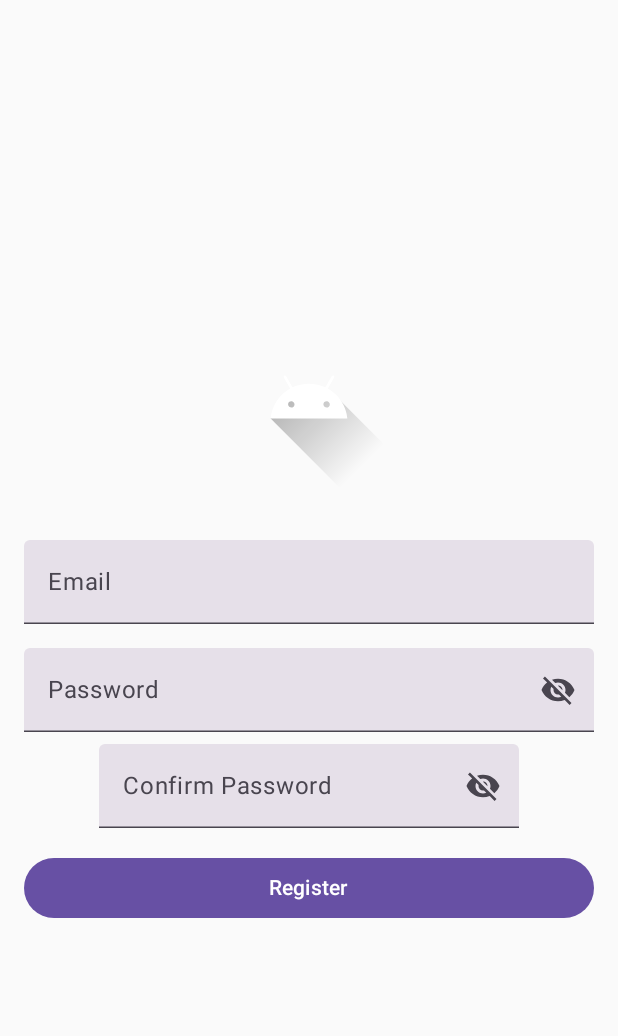
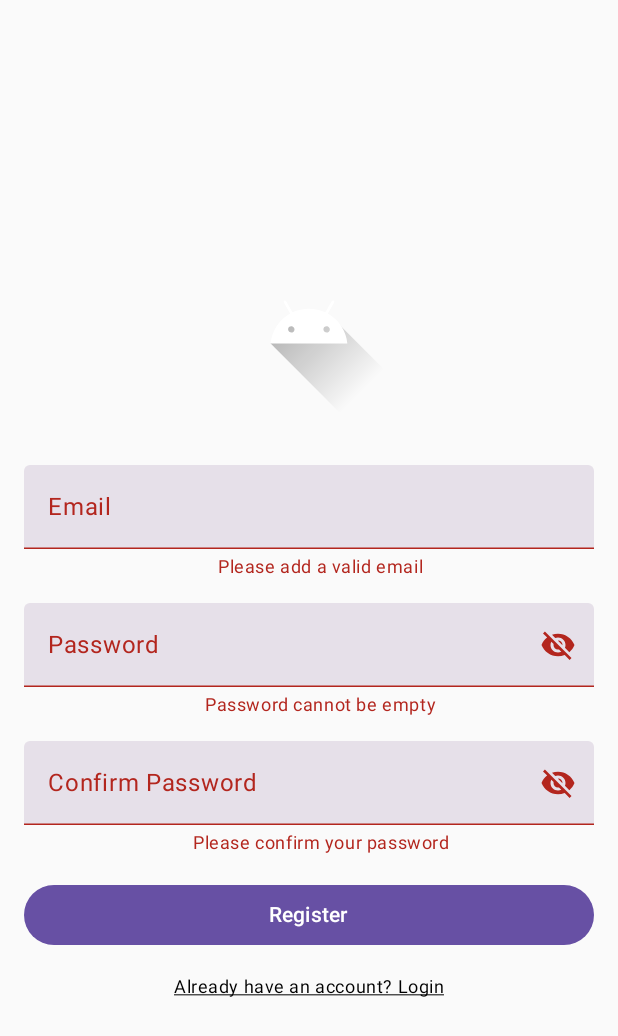
Before and after one commit to cristophergc/OilCollectionV2, an Android app built with Jetpack Compose: the RegisterScreen screen opened through its navigation route, after a tap on "Register", on a phone screen of 412 x 824 dp. Shown: the top 1036 px of the screen. Run offline under Robolectric (Android 15) with nearby library versions, the phone set to English and light mode, and no system bars; our stand-ins replace Firebase (no records; nobody signed in at launch, a user with empty details on screens opened directly).

Commit message:
add input fields errors

```diff
--- a/app/src/main/java/com/example/oilcollectionv2/AppNavigation.kt
+++ b/app/src/main/java/com/example/oilcollectionv2/AppNavigation.kt
@@ -1,6 +1,5 @@
 package com.example.oilcollectionv2
 
-import LoginScreen
 import androidx.compose.runtime.Composable
 import androidx.navigation.NavHostController
 import androidx.navigation.compose.NavHost
--- a/app/src/main/java/com/example/oilcollectionv2/LoginScreen.kt
+++ b/app/src/main/java/com/example/oilcollectionv2/LoginScreen.kt
@@ -1,3 +1,4 @@
+package com.example.oilcollectionv2
 
 import androidx.compose.foundation.Image
 import androidx.compose.foundation.layout.Arrangement
@@ -8,6 +9,7 @@ import androidx.compose.foundation.layout.fillMaxWidth
 import androidx.compose.foundation.layout.height
 import androidx.compose.foundation.layout.padding
 import androidx.compose.foundation.layout.size
+import androidx.compose.foundation.text.KeyboardOptions
 import androidx.compose.material.icons.Icons
 import androidx.compose.material.icons.filled.Visibility
 import androidx.compose.material.icons.filled.VisibilityOff
@@ -26,14 +28,13 @@ import androidx.compose.runtime.setValue
 import androidx.compose.ui.Alignment
 import androidx.compose.ui.Modifier
 import androidx.compose.ui.res.painterResource
+import androidx.compose.ui.text.input.KeyboardType
 import androidx.compose.ui.text.input.PasswordVisualTransformation
 import androidx.compose.ui.text.input.VisualTransformation
 import androidx.compose.ui.tooling.preview.Preview
 import androidx.compose.ui.unit.dp
-import com.example.oilcollectionv2.R
 import com.google.firebase.auth.FirebaseAuth
 
-// Firebase logic separated into its own function
 fun handleLogin(
     email: String,
     password: String,
@@ -51,7 +52,6 @@ fun handleLogin(
         }
 }
 
-// UI Composable: Separate composable for the login screen UI
 @Composable
 fun LoginScreenUi(
     email: String,
@@ -79,23 +79,23 @@ fun LoginScreenUi(
 
         Spacer(modifier = Modifier.height(32.dp))
 
-        // Email input
         TextField(
             value = email,
             onValueChange = onEmailChange,
             label = { Text("Email") },
-            modifier = Modifier.fillMaxWidth()
+            modifier = Modifier.fillMaxWidth(),
+            keyboardOptions = KeyboardOptions(keyboardType = KeyboardType.Email)
         )
 
         Spacer(modifier = Modifier.height(16.dp))
 
-        // Password input
         TextField(
             value = password,
             onValueChange = onPasswordChange,
             label = { Text("Password") },
             visualTransformation = if (isPasswordVisible) VisualTransformation.None else PasswordVisualTransformation(),
             modifier = Modifier.fillMaxWidth(),
+            keyboardOptions = KeyboardOptions(keyboardType = KeyboardType.Password),
             trailingIcon = {
                 IconButton(onClick = { isPasswordVisible = !isPasswordVisible }) {
                     Icon(
@@ -108,7 +108,6 @@ fun LoginScreenUi(
 
         Spacer(modifier = Modifier.height(16.dp))
 
-        // Login button
         Button(
             onClick = onLoginClick,
             modifier = Modifier.fillMaxWidth()
@@ -118,7 +117,6 @@ fun LoginScreenUi(
 
         Spacer(modifier = Modifier.height(16.dp))
 
-        // Register button
         Button(
             onClick = onRegisterClick,
             modifier = Modifier.fillMaxWidth()
@@ -126,7 +124,6 @@ fun LoginScreenUi(
             Text("Register")
         }
 
-        // Display error message if login fails
         if (errorMessage.isNotEmpty()) {
             Spacer(modifier = Modifier.height(8.dp))
             Text(errorMessage, color = MaterialTheme.colorScheme.error)
--- a/app/src/main/java/com/example/oilcollectionv2/Register.kt
+++ b/app/src/main/java/com/example/oilcollectionv2/Register.kt
@@ -2,7 +2,9 @@ package com.example.oilcollectionv2
 
 
 import android.util.Log
+import android.util.Patterns
 import androidx.compose.foundation.Image
+import androidx.compose.foundation.clickable
 import androidx.compose.foundation.layout.Arrangement
 import androidx.compose.foundation.layout.Column
 import androidx.compose.foundation.layout.Spacer
@@ -32,6 +34,7 @@ import androidx.compose.ui.res.painterResource
 import androidx.compose.ui.text.input.KeyboardType
 import androidx.compose.ui.text.input.PasswordVisualTransformation
 import androidx.compose.ui.text.input.VisualTransformation
+import androidx.compose.ui.text.style.TextDecoration
 import androidx.compose.ui.tooling.preview.Preview
 import androidx.compose.ui.unit.dp
 import com.google.firebase.auth.FirebaseAuth
@@ -61,7 +64,10 @@ fun RegisterScreenUi(
     onPasswordChange: (String) -> Unit,
     onConfirmPasswordChange: (String) -> Unit,
     onRegisterClick: () -> Unit,
-    errorMessage: String
+    navigateToLogin: () -> Unit,
+    emailError: String,
+    passwordError: String,
+    confirmPasswordError: String
 ) {
     var isPasswordVisible by remember { mutableStateOf(false) }
     var isConfirmPasswordVisible by remember { mutableStateOf(false) }
@@ -81,23 +87,33 @@ fun RegisterScreenUi(
 
         Spacer(modifier = Modifier.height(32.dp))
 
-        // Email input
         TextField(
             value = email,
             onValueChange = onEmailChange,
             label = { Text("Email") },
-            modifier = Modifier.fillMaxWidth()
+            modifier = Modifier.fillMaxWidth(),
+            keyboardOptions = KeyboardOptions(keyboardType = KeyboardType.Email),
+            isError = emailError.isNotEmpty()
         )
+
+        if (emailError.isNotEmpty()) {
+            Text(
+                text = emailError,
+                color = MaterialTheme.colorScheme.error,
+                style = MaterialTheme.typography.bodySmall,
+                modifier = Modifier.padding(start = 16.dp, top = 4.dp)
+            )
+        }
 
         Spacer(modifier = Modifier.height(16.dp))
 
-        // Password input
         TextField(
             value = password,
             onValueChange = onPasswordChange,
             label = { Text("Password") },
             visualTransformation = if (isPasswordVisible) VisualTransformation.None else PasswordVisualTransformation(),
             modifier = Modifier.fillMaxWidth(),
+            keyboardOptions = KeyboardOptions(keyboardType = KeyboardType.Password),
             trailingIcon = {
                 IconButton(onClick = { isPasswordVisible = !isPasswordVisible }) {
                     Icon(
@@ -105,28 +121,50 @@ fun RegisterScreenUi(
                         contentDescription = if (isPasswordVisible) "Hide password" else "Show password"
                     )
                 }
-            }
+            },
+            isError = passwordError.isNotEmpty()
         )
 
-        Spacer(modifier = Modifier.height(8.dp))
+        if (passwordError.isNotEmpty()) {
+            Text(
+                text = passwordError,
+                color = MaterialTheme.colorScheme.error,
+                style = MaterialTheme.typography.bodySmall,
+                modifier = Modifier.padding(start = 16.dp, top = 4.dp)
+            )
+        }
+
+        Spacer(modifier = Modifier.height(16.dp))
 
         TextField(
             value = confirmPassword,
             onValueChange = onConfirmPasswordChange,
             label = { Text("Confirm Password") },
             visualTransformation = if (isConfirmPasswordVisible) VisualTransformation.None else PasswordVisualTransformation(),
+            modifier = Modifier.fillMaxWidth(),
             keyboardOptions = KeyboardOptions(keyboardType = KeyboardType.Password),
             trailingIcon = {
                 IconButton(onClick = { isConfirmPasswordVisible = !isConfirmPasswordVisible }) {
-                    val icon = if (isConfirmPasswordVisible) Icons.Filled.Visibility else Icons.Filled.VisibilityOff
-                    Icon(imageVector = icon, contentDescription = null)
+                    Icon(
+                        imageVector = if (isConfirmPasswordVisible) Icons.Default.Visibility else Icons.Default.VisibilityOff,
+                        contentDescription = null
+                    )
                 }
-            }
+            },
+            isError = confirmPasswordError.isNotEmpty()
         )
+
+        if (confirmPasswordError.isNotEmpty()) {
+            Text(
+                text = confirmPasswordError,
+                color = MaterialTheme.colorScheme.error,
+                style = MaterialTheme.typography.bodySmall,
+                modifier = Modifier.padding(start = 16.dp, top = 4.dp)
+            )
+        }
 
         Spacer(modifier = Modifier.height(16.dp))
 
-        // Register button
         Button(
             onClick = onRegisterClick,
             modifier = Modifier.fillMaxWidth()
@@ -134,21 +172,63 @@ fun RegisterScreenUi(
             Text("Register")
         }
 
-        // Display error message if login fails
-        if (errorMessage.isNotEmpty()) {
-            Spacer(modifier = Modifier.height(8.dp))
-            Text(errorMessage, color = MaterialTheme.colorScheme.error)
-        }
+        Spacer(modifier = Modifier.height(16.dp))
+
+        Text(
+            text = "Already have an account? Login",
+            style = MaterialTheme.typography.bodySmall,
+            textDecoration = TextDecoration.Underline,
+            modifier = Modifier.clickable { navigateToLogin() }
+        )
     }
 }
 
+
 @Composable
 fun RegisterScreen(navigateToLogin: () -> Unit) {
-    // State to hold user input
+
     var email by remember { mutableStateOf("") }
     var password by remember { mutableStateOf("") }
     var confirmPassword by remember { mutableStateOf("") }
-    var errorMessage by remember { mutableStateOf("") }
+    var emailError by remember { mutableStateOf("") }
+    var passwordError by remember { mutableStateOf("") }
+    var confirmPasswordError by remember { mutableStateOf("") }
+
+    fun validateInputs(): Boolean {
+        var isValid = true
+
+        if (email.isEmpty()) {
+            emailError = "Please add a valid email"
+            isValid = false
+        } else if (!Patterns.EMAIL_ADDRESS.matcher(email).matches()) {
+            emailError = "Invalid email format"
+            isValid = false
+        } else {
+            emailError = ""
+        }
+
+        if (password.isEmpty()) {
+            passwordError = "Password cannot be empty"
+            isValid = false
+        } else if (password.length < 6) {
+            passwordError = "Password must be at least 6 characters"
+            isValid = false
+        } else {
+            passwordError = ""
+        }
+
+        if (confirmPassword.isEmpty()) {
+            confirmPasswordError = "Please confirm your password"
+            isValid = false
+        } else if (password != confirmPassword) {
+            confirmPasswordError = "Passwords do not match"
+            isValid = false
+        } else {
+            confirmPasswordError = ""
+        }
+
+        return isValid
+    }
 
     RegisterScreenUi(
         email = email,
@@ -156,16 +236,22 @@ fun RegisterScreen(navigateToLogin: () -> Unit) {
         password = password,
         confirmPassword = confirmPassword,
         onPasswordChange = { password = it },
-        onConfirmPasswordChange = {confirmPassword = it},
+        onConfirmPasswordChange = { confirmPassword = it },
         onRegisterClick = {
-            handleRegister(email, password, navigateToLogin)
+            if (validateInputs()) {
+                handleRegister(email, password, navigateToLogin)
+            }
         },
-        errorMessage = errorMessage
+        navigateToLogin = navigateToLogin,
+        emailError = emailError,
+        passwordError = passwordError,
+        confirmPasswordError = confirmPasswordError
     )
 }
 
+
 @Preview(showBackground = true)
 @Composable
-fun PreviewLoginScreen() {
+fun PreviewRegisterScreen() {
     RegisterScreen(navigateToLogin = {})
 }
```
Also changed, not shown: app/src/main/java/com/example/oilcollectionv2/RegisterUserForm.kt (deleted, +0 -242 lines).
